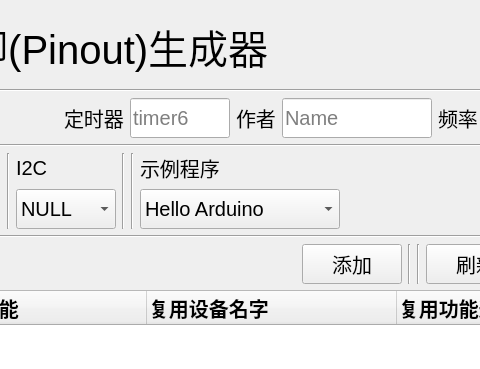
RTduino/pinout-generator, file project/widget.ui: the form before one commit; both pictures show x 624 to 1104 and y 0 to 369 of the 1297 by 830 pixel window.
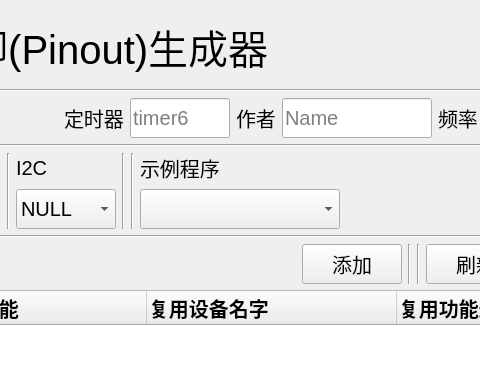
The form after the commit.

The edit to the form file:
```diff
--- a/project/widget.ui
+++ b/project/widget.ui
@@ -25,7 +25,7 @@
   <property name="windowTitle">
    <string>RTduino Pinout Generator</string>
   </property>
-  <widget class="QWidget" name="">
+  <widget class="QWidget" name="layoutWidget">
    <property name="geometry">
     <rect>
      <x>20</x>
@@ -776,16 +776,6 @@
               <pointsize>15</pointsize>
              </font>
             </property>
-            <item>
-             <property name="text">
-              <string>Hello Arduino</string>
-             </property>
-            </item>
-            <item>
-             <property name="text">
-              <string>Led blinking</string>
-             </property>
-            </item>
            </widget>
           </item>
          </layout>
```
